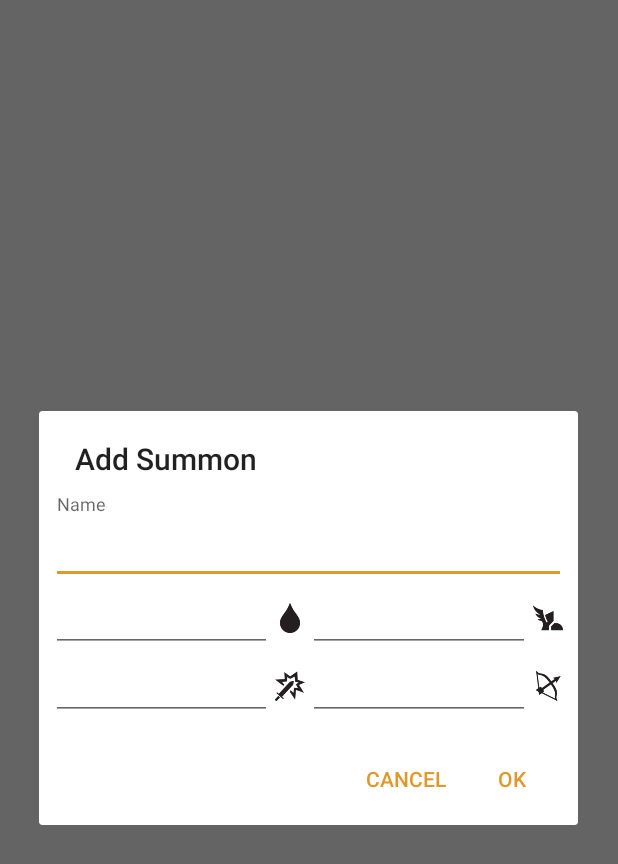
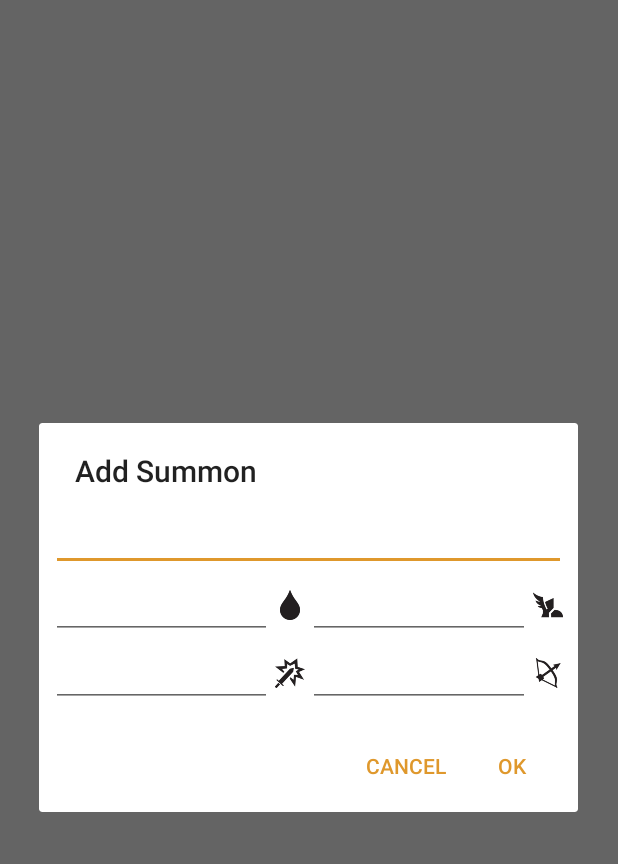
Before and after one commit to North101/ghplayertracker, an Android app: the fragment TrackerSummonDialog shown on its own in the app's theme, on a phone screen of 412 x 824 dp. Shown: the top 864 px of the screen. Run offline under Robolectric (Android 15) with nearby library versions, the phone set to English and light mode, and no system bars; libraries missing offline, so code that uses them is left out: org.androidannotations.annotations.

Commit message:
Minor dialog edittext changes

```diff
--- a/app/src/main/java/net/north101/android/ghplayertracker/CharacterStatsViewHolder.kt
+++ b/app/src/main/java/net/north101/android/ghplayertracker/CharacterStatsViewHolder.kt
@@ -37,7 +37,7 @@ class CharacterStatsViewHolder(itemView: View) : BaseViewHolder<CharacterModel>(
     var onNumberClick: ((String) -> Unit)? = null
 
     init {
-        nameView.addTextChangedListener(object: TextWatcher {
+        nameView.addTextChangedListener(object : TextWatcher {
             override fun afterTextChanged(p0: Editable?) {
                 val text = p0.toString()
                 if (item!!.name.value != text) {
--- a/app/src/main/java/net/north101/android/ghplayertracker/Util.kt
+++ b/app/src/main/java/net/north101/android/ghplayertracker/Util.kt
@@ -1,9 +1,5 @@
 package net.north101.android.ghplayertracker
 
-import android.arch.lifecycle.LifecycleOwner
-import android.arch.lifecycle.LiveData
-import android.arch.lifecycle.MediatorLiveData
-import android.arch.lifecycle.Observer
 import android.content.Context
 import android.graphics.ColorMatrix
 import android.graphics.ColorMatrixColorFilter
--- a/app/src/main/res/layout/character_item_layout.xml
+++ b/app/src/main/res/layout/character_item_layout.xml
@@ -9,7 +9,11 @@
     <EditText
         android:id="@+id/text"
         android:layout_width="match_parent"
-        android:layout_height="wrap_content"/>
+        android:layout_height="wrap_content"
+        android:imeOptions="actionNext"
+        android:inputType="text"
+        android:lines="1"
+        android:nextFocusRight="@id/type"/>
 
     <LinearLayout
         android:layout_width="match_parent"
--- a/app/src/main/res/layout/character_note_layout.xml
+++ b/app/src/main/res/layout/character_note_layout.xml
@@ -9,5 +9,7 @@
     <EditText
         android:id="@+id/text"
         android:layout_width="match_parent"
-        android:layout_height="wrap_content"/>
+        android:layout_height="wrap_content"
+        android:imeOptions="actionDone"
+        android:inputType="text"/>
 </LinearLayout>
--- a/app/src/main/res/layout/character_stats_item.xml
+++ b/app/src/main/res/layout/character_stats_item.xml
@@ -10,7 +10,8 @@
         android:id="@+id/name"
         android:layout_width="match_parent"
         android:layout_height="wrap_content"
-        android:maxLines="1"/>
+        android:lines="1"
+        android:inputType="text"/>
 
     <android.support.v7.widget.CardView
         android:layout_width="match_parent"
--- a/app/src/main/res/layout/character_tracker_summon_layout.xml
+++ b/app/src/main/res/layout/character_tracker_summon_layout.xml
@@ -7,16 +7,15 @@
     android:orientation="vertical"
     android:padding="8dp">
 
-
-    <TextView
-        style="@style/TagEditor.InputHint"
-        android:text="Name"/>
-
     <EditText
         android:id="@+id/name"
         android:layout_width="match_parent"
         android:layout_height="wrap_content"
-        android:maxLines="1"/>
+        android:imeOptions="actionNext"
+        android:inputType="text"
+        android:lines="1"
+        android:nextFocusDown="@id/max_health"
+        android:nextFocusRight="@id/max_health"/>
 
     <LinearLayout
         android:layout_width="match_parent"
@@ -29,7 +28,10 @@
             android:layout_width="0dp"
             android:layout_height="wrap_content"
             android:layout_gravity="center_vertical"
-            android:layout_weight="1"/>
+            android:layout_weight="1"
+            android:imeOptions="actionNext"
+            android:lines="1"
+            android:nextFocusRight="@id/move"/>
 
         <ImageView
             android:layout_width="24dp"
@@ -44,7 +46,10 @@
             android:layout_width="0dp"
             android:layout_height="wrap_content"
             android:layout_gravity="center_vertical"
-            android:layout_weight="1"/>
+            android:layout_weight="1"
+            android:imeOptions="actionNext"
+            android:lines="1"
+            android:nextFocusRight="@id/attack"/>
 
         <ImageView
             android:layout_width="24dp"
@@ -65,7 +70,10 @@
             android:layout_width="0dp"
             android:layout_height="wrap_content"
             android:layout_gravity="center_vertical"
-            android:layout_weight="1"/>
+            android:layout_weight="1"
+            android:imeOptions="actionNext"
+            android:lines="1"
+            android:nextFocusRight="@id/range"/>
 
         <ImageView
             android:layout_width="24dp"
@@ -80,7 +88,9 @@
             android:layout_width="0dp"
             android:layout_height="wrap_content"
             android:layout_gravity="center_vertical"
-            android:layout_weight="1"/>
+            android:layout_weight="1"
+            android:imeOptions="actionDone"
+            android:lines="1"/>
 
         <ImageView
             android:layout_width="24dp"
--- a/app/src/main/res/layout/edit_number_layout.xml
+++ b/app/src/main/res/layout/edit_number_layout.xml
@@ -11,6 +11,7 @@
         style="@style/TagEditor.EditNumber"
         android:layout_width="match_parent"
         android:layout_height="wrap_content"
-        android:maxLines="1"
+        android:lines="1"
+        android:inputType="text"
         android:imeOptions="actionDone"/>
 </LinearLayout>
--- a/app/src/main/res/layout/spinner_text_view.xml
+++ b/app/src/main/res/layout/spinner_text_view.xml
@@ -4,6 +4,6 @@
     style="@style/TextAppearance.AppCompat.Medium"
     android:layout_width="match_parent"
     android:layout_height="wrap_content"
-    android:maxLines="1"
+    android:lines="1"
     android:textColor="?editTextColor"
     android:textAlignment="viewEnd"/>
```
Also changed, not shown: app/src/main/java/net/north101/android/ghplayertracker/CharacterNoteViewHolder.kt (+0 -7 lines).
